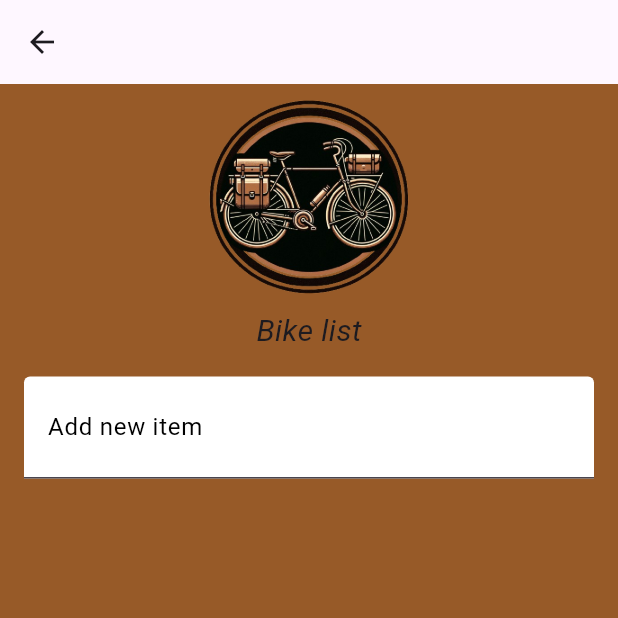
After one commit to foxide123/bikepacking, a Flutter app: the BikepackingPage screen opened by its route, after a tap on "Bikepacking list", on a phone screen of 412 x 824 dp, the top half of it. The commit adds this screen. Run offline on Flutter 3.47's test engine with Material 3 defaults, Android fonts, the light colour scheme and no system bars; our stand-ins replace bloc, equatable, file_picker, flutter_bloc, flutter_compass, flutter_local_notifications and 10 more; missing offline and left inert: dart_either, flutter_polyline_points, maplibre_gl; accounts and stored records are empty; Roboto replaces fonts that are missing (Aclonica).

Commit message:
Adding basic bikepacking list and currency converter

```diff
--- a/lib/config/routes/routes.dart
+++ b/lib/config/routes/routes.dart
@@ -1,4 +1,6 @@
-
+import 'package:bikepacking/features/bikepacking/presentation/pages/bikepacking_list_page.dart';
+import 'package:bikepacking/features/bikepacking/presentation/pages/bikepacking_page.dart';
+import 'package:bikepacking/features/bikepacking/presentation/pages/currency_converter_page.dart';
 import 'package:bikepacking/features/maplibre/presentation/pages/maplibre_map_page.dart';
 import 'package:bikepacking/features/maplibre/presentation/pages/maplibre_offline_page.dart';
 import 'package:bikepacking/features/maplibre/presentation/pages/maplibre_offline_region_map.dart';
@@ -93,6 +95,21 @@ GoRouter router = GoRouter(initialLocation: "/", routes: <GoRoute>[
       path: "/googleMapsToGpxPage",
       builder: (BuildContext context, GoRouterState state) {
         return GoogleMapsToGpxPage();
+      }),
+  GoRoute(
+      path: "/bikepackingPage",
+      builder: (BuildContext context, GoRouterState state) {
+        return BikepackingPage();
+      }),
+  GoRoute(
+      path: "/bikepackingListPage",
+      builder: (BuildContext context, GoRouterState state) {
+        return BikepackingListPage();
+      }),
+  GoRoute(
+      path: "/currencyConverterPage",
+      builder: (BuildContext context, GoRouterState state) {
+        return CurrencyConverterPage();
       })
 ]);
 
--- /dev/null
+++ b/lib/features/bikepacking/presentation/pages/bikepacking_list_page.dart
@@ -0,0 +1,67 @@
+import 'package:flutter/material.dart';
+import 'package:google_fonts/google_fonts.dart';
+
+class BikepackingListPage extends StatefulWidget {
+  const BikepackingListPage({super.key});
+
+  @override
+  State<BikepackingListPage> createState() => _BikepackingListPageState();
+}
+
+class _BikepackingListPageState extends State<BikepackingListPage> {
+
+  TextEditingController? textEditingController;
+
+  @override
+  void initState() {
+    textEditingController = TextEditingController();
+    super.initState();
+  }
+
+  @override
+  Widget build(BuildContext context) {
+    return Scaffold(
+      backgroundColor: Color(0xff975a28),
+      appBar: AppBar(),
+      body: Container(
+        width: MediaQuery.of(context).size.width,
+        child: Column(
+          crossAxisAlignment: CrossAxisAlignment.center,
+          children: [
+            Image.asset("assets/bike.png", height: 150),
+            Text("Bike list", style: GoogleFonts.aclonica(textStyle: TextStyle(fontSize: 20,fontStyle: FontStyle.italic))),
+            const Expanded(
+              child: Padding(
+                padding: EdgeInsets.all(16.0),
+                child: Center(
+                  child: Column(
+                    children: [
+                      TextField(
+                        decoration: InputDecoration(
+                          filled: true,
+                          fillColor: Colors.white,
+                          labelText: "Add new item",
+                          labelStyle: TextStyle(
+                            fontWeight: FontWeight.normal,
+                            fontSize: 16.0,
+                            color: Colors.black,
+                          )
+                        ),
+                        style: TextStyle(
+                          color: Colors.black,
+                          fontSize: 24.0,
+                          fontWeight: FontWeight.bold,
+                        ),
+                        textAlign: TextAlign.center,
+                      ),
+                    ],
+                  ),
+                ),
+              ),
+            )
+          ],
+        ),
+      ),
+    );
+  }
+}
--- /dev/null
+++ b/lib/features/bikepacking/presentation/pages/bikepacking_page.dart
@@ -0,0 +1,122 @@
+import 'package:flutter/material.dart';
+import 'package:go_router/go_router.dart';
+import 'package:google_fonts/google_fonts.dart';
+
+class BikepackingPage extends StatelessWidget {
+  const BikepackingPage({super.key});
+
+  @override
+  Widget build(BuildContext context) {
+    return Scaffold(
+      body: Column(
+        children: [
+          SizedBox(height: 100),
+          Row(
+            children: [
+              GestureDetector(
+                child: Container(
+                  width: MediaQuery.of(context).size.width / 2,
+                  height: 200,
+                  decoration: const BoxDecoration(
+                    gradient: LinearGradient(
+                      begin: Alignment.topCenter,
+                      end: Alignment.bottomCenter,
+                      colors: [
+                        Color(0x00BA704F),
+                        Color(0xff975a28),
+                      ],
+                    ),
+                  ),
+                  child: Column(
+                    children: [
+                      Image.asset("assets/currency_converter.png", height: 150),
+                      Padding(
+                        padding: const EdgeInsets.fromLTRB(20.0,0,0,0),
+                        child: Text("Currency converter", style: GoogleFonts.aclonica(textStyle: TextStyle(fontSize: 20,fontStyle: FontStyle.italic))),
+                      ),
+                    ],
+                  ),
+                ),
+                onTap: ()=> GoRouter.of(context).push("/currencyConverterPage"),
+              ),
+              GestureDetector(
+                child: Container(
+                  width: MediaQuery.of(context).size.width / 2,
+                  height: 200,
+                  decoration: const BoxDecoration(
+                    gradient: LinearGradient(
+                      begin: Alignment.topCenter,
+                      end: Alignment.bottomCenter,
+                      colors: [
+                        Color(0x00BA704F),
+                        Color(0xff975a28),
+                      ],
+                    ),
+                  ),
+                  child: Flexible(
+                    child: Column(
+                      children: [
+                        Image.asset("assets/first_aid_kit.png", height: 150),
+                        Padding(
+                          padding: const EdgeInsets.fromLTRB(20.0,0,0,0),
+                          child: Text("First Aid Tutorials", style: GoogleFonts.aclonica(textStyle: TextStyle(fontSize: 20,fontStyle: FontStyle.italic))),
+                        )
+                      ],
+                    ),
+                  ),
+                ),
+              ),
+            ],
+          ),
+          Row(
+            children: [
+ GestureDetector(
+                child: Container(
+                  width: MediaQuery.of(context).size.width / 2,
+                  height: 200,
+                  decoration: const BoxDecoration(
+                   color: Color(0xff975a28)
+                  ),
+                  child: Flexible(
+                    child: Column(
+                      children: [
+                        Image.asset("assets/bikepacking_list.png", height: 150),
+                        Padding(
+                          padding: const EdgeInsets.fromLTRB(20.0,0,0,0),
+                          child: Text("First Aid Tutorials", style: GoogleFonts.aclonica(textStyle: TextStyle(fontSize: 20,fontStyle: FontStyle.italic))),
+                        )
+                      ],
+                    ),
+                  ),
+                ),
+
+              ),
+               GestureDetector(
+                child: Container(
+                  width: MediaQuery.of(context).size.width / 2,
+                  height: 200,
+                  decoration: const BoxDecoration(
+                   color: Color(0xff975a28)
+                  ),
+                  child: Flexible(
+                    child: Column(
+                      children: [
+                        Image.asset("assets/bikepacking_list.png", height: 150),
+                        Padding(
+                          padding: const EdgeInsets.fromLTRB(20.0,0,0,0),
+                          child: Text("Bikepacking list", style: GoogleFonts.aclonica(textStyle: TextStyle(fontSize: 20,fontStyle: FontStyle.italic))),
+                        )
+                      ],
+                    ),
+                  ),
+                ),
+                 onTap: ()=> GoRouter.of(context).push("/bikepackingListPage"),
+              ),
+            ],
+          )
+
+        ],
+      ),
+    );
+  }
+}
--- /dev/null
+++ b/lib/features/bikepacking/presentation/pages/currency_converter_page.dart
@@ -0,0 +1,10 @@
+import 'package:flutter/material.dart';
+
+class CurrencyConverterPage extends StatelessWidget {
+  const CurrencyConverterPage ({super.key});
+
+  @override
+  Widget build(BuildContext context) {
+    return const Placeholder();
+  }
+}
```
Also changed, not shown: lib/main.dart (line endings or trailing spaces).
